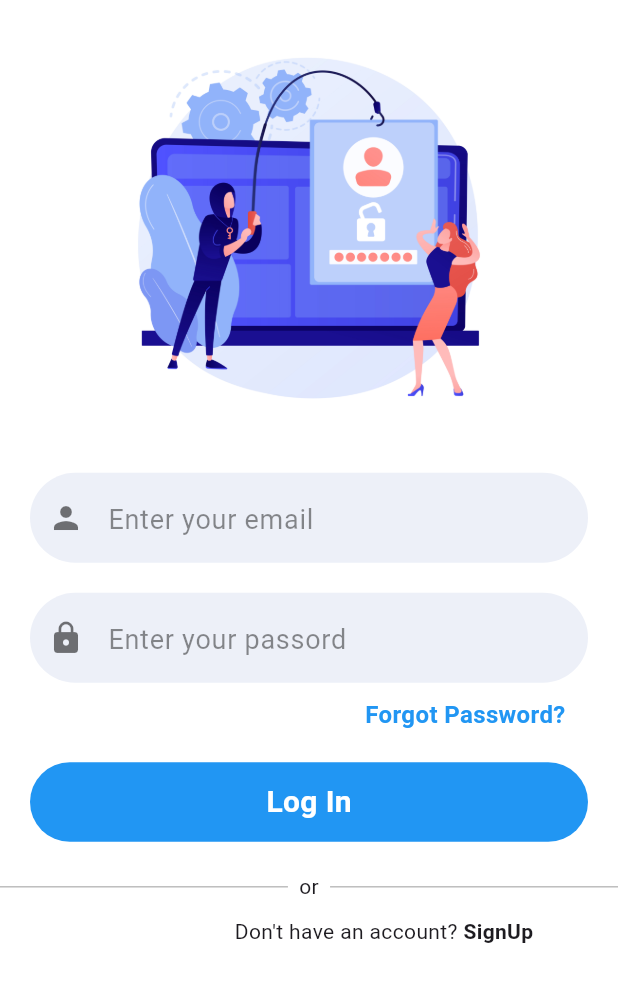
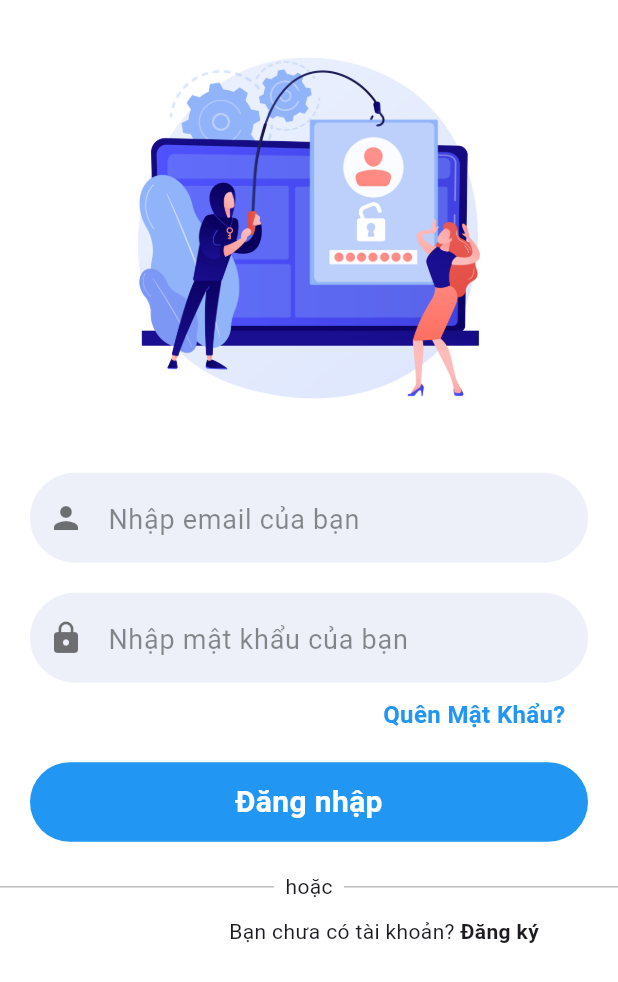
Before and after one commit to AnhTuvx/News_Flutter, a Flutter app: the screen it shows after launch, on a phone screen of 412 x 824 dp. Shown: the top 982 px of the screen. Run offline on Flutter 3.47's test engine with Material 3 defaults, Android fonts, the phone set to English and light mode, and no system bars; our stand-ins replace cloud_firestore, firebase_auth, firebase_core, flutter_tts, shared_preferences, webview_flutter; accounts and stored records are empty.

Commit message:
update 5/5/2025

```diff
--- a/lib/view/home_page.dart
+++ b/lib/view/home_page.dart
@@ -1,6 +1,6 @@
 import 'package:flutter/material.dart';
 import 'package:news_app_flutter/view/Book_mark_page.dart';
-import 'package:news_app_flutter/view/Tien_ich_page.dart';
+import 'package:news_app_flutter/view/utilities_page.dart';
 import 'package:news_app_flutter/view/Person_page.dart';
 import 'rss_feed_page.dart';
 
--- a/lib/view/login_page.dart
+++ b/lib/view/login_page.dart
@@ -84,25 +84,25 @@ class _SignupScreenState extends State<LoginScreen> {
             TextFieldInput(
                 icon: Icons.person,
                 textEditingController: emailController,
-                hintText: 'Enter your email',
+                hintText: 'Nhập email của bạn',
                 textInputType: TextInputType.text),
             TextFieldInput(
               icon: Icons.lock,
               textEditingController: passwordController,
-              hintText: 'Enter your passord',
+              hintText: 'Nhập mật khẩu của bạn',
               textInputType: TextInputType.text,
               isPass: true,
             ),
             //  we call our forgot password below the login in button
             const ForgotPassword(),
-            MyButtons(onTap: loginUser, text: "Log In"),
+            MyButtons(onTap: loginUser, text: "Đăng nhập"),
 
             Row(
               children: [
                 Expanded(
                   child: Container(height: 1, color: Colors.black26),
                 ),
-                const Text("  or  "),
+                const Text("  hoặc  "),
                 Expanded(
                   child: Container(height: 1, color: Colors.black26),
                 )
@@ -117,7 +117,7 @@ class _SignupScreenState extends State<LoginScreen> {
               child: Row(
                 mainAxisAlignment: MainAxisAlignment.center,
                 children: [
-                  const Text("Don't have an account? "),
+                  const Text("Bạn chưa có tài khoản? "),
                   GestureDetector(
                     onTap: () {
                       Navigator.of(context).push(
@@ -127,7 +127,7 @@ class _SignupScreenState extends State<LoginScreen> {
                       );
                     },
                     child: const Text(
-                      "SignUp",
+                      "Đăng ký",
                       style: TextStyle(fontWeight: FontWeight.bold),
                     ),
                   )
--- a/lib/view/password_fogot.dart
+++ b/lib/view/password_fogot.dart
@@ -24,7 +24,7 @@ class _ForgotPasswordState extends State<ForgotPassword> {
             myDialogBox(context);
           },
           child: const Text(
-            "Forgot Password?",
+            "Quên Mật Khẩu?",
             style: TextStyle(
               fontWeight: FontWeight.bold,
               fontSize: 16,
@@ -58,7 +58,7 @@ class _ForgotPasswordState extends State<ForgotPassword> {
                     children: [
                       Container(),
                       const Text(
-                        "Forgot Your Password",
+                        "Quên mật khẩu",
                         style: TextStyle(
                           fontWeight: FontWeight.bold,
                           fontSize: 18,
@@ -77,7 +77,7 @@ class _ForgotPasswordState extends State<ForgotPassword> {
                     controller: emailController,
                     decoration: const InputDecoration(
                       border: OutlineInputBorder(),
-                      labelText: "Enter the Email",
+                      labelText: "Nhập vào gmail của bạn",
                       hintText: "eg abc@gmail.com",
                     ),
                   ),
@@ -91,7 +91,7 @@ class _ForgotPasswordState extends State<ForgotPassword> {
                           .then((value) {
                         // if success then show this message
                         showSnackBar(context,
-                            "We have send you the reset password link to your email id, Please check it");
+                            "Chúng tôi đã gửi cho bạn liên kết đặt lại mật khẩu tới email của bạn, vui lòng kiểm tra");
                       }).onError((error, stackTrace) {
                         // if unsuccess then show error message
                         showSnackBar(context, error.toString());
@@ -105,7 +105,7 @@ class _ForgotPasswordState extends State<ForgotPassword> {
                     // if we remember the password then we can easily login
                     // if we forget the password then we apply this method
                     child: const Text(
-                      "Send",
+                      "Gửi",
                       style: TextStyle(
                         fontWeight: FontWeight.bold,
                         fontSize: 16,
--- a/lib/view/sign_up_page.dart
+++ b/lib/view/sign_up_page.dart
@@ -74,26 +74,26 @@ class _SignupScreenState extends State<SignupScreen> {
             TextFieldInput(
                 icon: Icons.person,
                 textEditingController: nameController,
-                hintText: 'Enter your name',
+                hintText: 'Nhập tên của bạn',
                 textInputType: TextInputType.text),
             TextFieldInput(
                 icon: Icons.email,
                 textEditingController: emailController,
-                hintText: 'Enter your email',
+                hintText: 'Nhập email của bạn',
                 textInputType: TextInputType.text),
             TextFieldInput(
               icon: Icons.lock,
               textEditingController: passwordController,
-              hintText: 'Enter your passord',
+              hintText: 'Nhập mật khẩu của bạn',
               textInputType: TextInputType.text,
               isPass: true,
             ),
-            MyButtons(onTap: signupUser, text: "Sign Up"),
+            MyButtons(onTap: signupUser, text: "Đăng ký"),
             const SizedBox(height: 50),
             Row(
               mainAxisAlignment: MainAxisAlignment.center,
               children: [
-                const Text("Already have an account?"),
+                const Text("Bạn đã có tài khoản?"),
                 GestureDetector(
                   onTap: () {
                     Navigator.of(context).push(
@@ -103,7 +103,7 @@ class _SignupScreenState extends State<SignupScreen> {
                     );
                   },
                   child: const Text(
-                    " Login",
+                    " Đăng nhập",
                     style: TextStyle(fontWeight: FontWeight.bold),
                   ),
                 )
```
Also changed, not shown: lib/get_categories.dart (+23 -9 lines), lib/view/Book_mark_page.dart (+5 -2 lines), lib/view/Person_page.dart (+6 -10 lines), lib/view/rss_feed_page.dart (+16 -8 lines), lib/view/utilities_page.dart (renamed from lib/view/Tien_ich_page.dart, +4 -3 lines), lib/widget/Person_widget/Log_out.dart (+61 -6 lines), lib/widget/Vietlott_KQXS_page.dart (deleted, +0 -83 lines), lib/widget/utilities_widget.dart (added, +85 -0 lines), lib/img/Learning-cuate.png (added), lib/img/gold.jpg (added), lib/img/weatherKhanhHoa.png (added), lib/login with google/google_auth.dart (deleted), lib/login with google/google_login.dart (deleted), lib/services/utilities_webview.dart (renamed from lib/services/TienIch_webview.dart).
